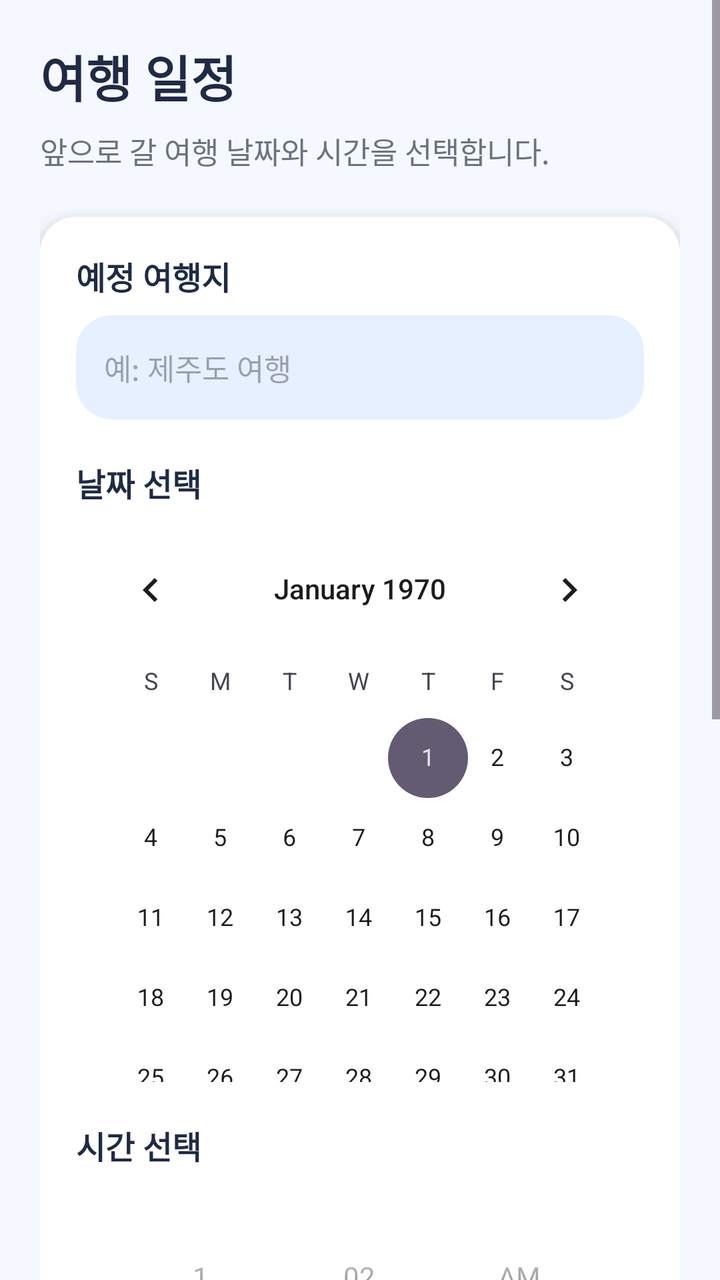
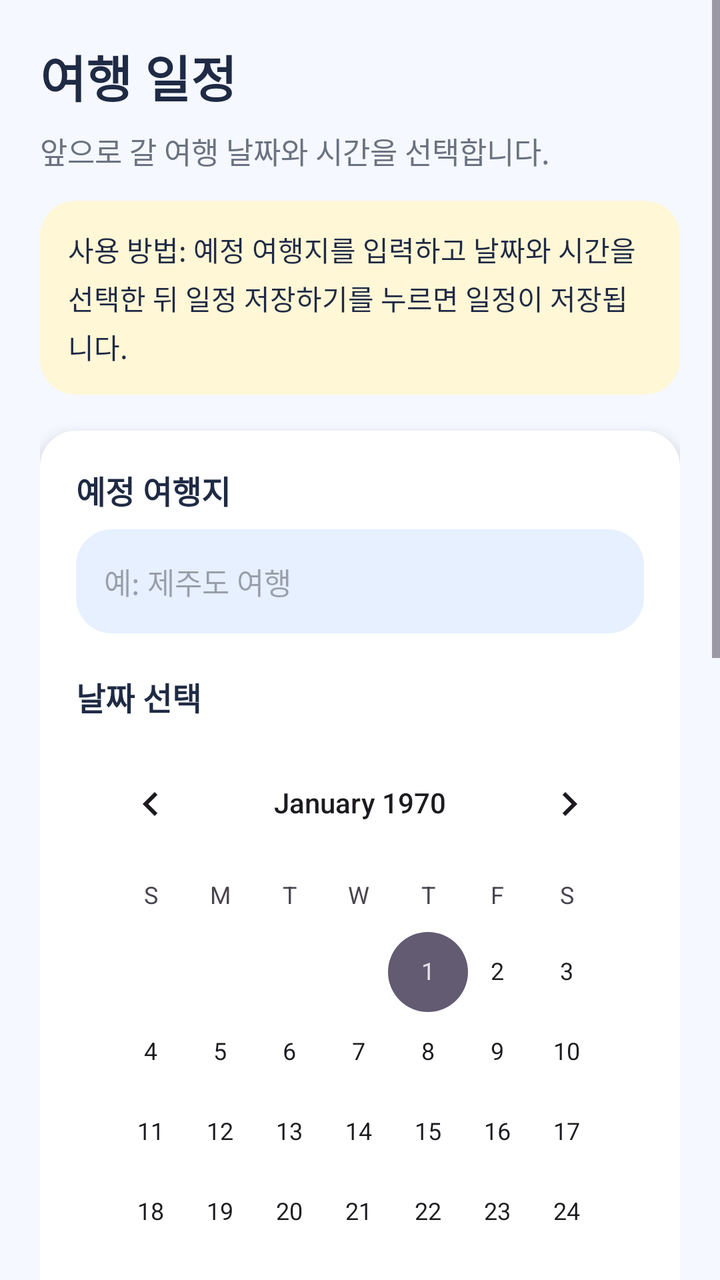

Screens rendered from an Android XML layout before and after an edit, with the pre-edit source and the edit as a unified diff.
<!-- AndroidManifest.xml: application theme Theme.TravelRecordApp -->
<!-- res/layout/fragment_schedule.xml -->
<?xml version="1.0" encoding="utf-8"?>
<ScrollView xmlns:android="http://schemas.android.com/apk/res/android"
    android:layout_width="match_parent"
    android:layout_height="match_parent"
    android:background="@color/travel_bg"
    android:fillViewport="true">

    <LinearLayout
        android:layout_width="match_parent"
        android:layout_height="wrap_content"
        android:orientation="vertical"
        android:paddingStart="20dp"
        android:paddingTop="20dp"
        android:paddingEnd="20dp"
        android:paddingBottom="110dp">

        <TextView
            android:layout_width="match_parent"
            android:layout_height="wrap_content"
            android:text="여행 일정"
            android:textColor="@color/travel_dark"
            android:textSize="25sp"
            android:textStyle="bold" />

        <TextView
            android:layout_width="match_parent"
            android:layout_height="wrap_content"
            android:layout_marginTop="8dp"
            android:text="앞으로 갈 여행 날짜와 시간을 선택합니다."
            android:textColor="@color/travel_gray"
            android:textSize="15sp" />

        <LinearLayout
            android:layout_width="match_parent"
            android:layout_height="wrap_content"
            android:layout_marginTop="22dp"
            android:background="@drawable/bg_card_white"
            android:elevation="4dp"
            android:orientation="vertical"
            android:padding="18dp">

            <TextView
                android:layout_width="match_parent"
                android:layout_height="wrap_content"
                android:text="예정 여행지"
                android:textColor="@color/travel_dark"
                android:textSize="16sp"
                android:textStyle="bold" />

            <EditText
                android:id="@+id/etSchedulePlace"
                android:layout_width="match_parent"
                android:layout_height="52dp"
                android:layout_marginTop="8dp"
                android:background="@drawable/bg_card_blue"
                android:hint="예: 제주도 여행"
                android:inputType="text"
                android:paddingStart="14dp"
                android:paddingEnd="14dp"
                android:textColor="@color/travel_dark"
                android:textSize="15sp" />

            <TextView
                android:layout_width="match_parent"
                android:layout_height="wrap_content"
                android:layout_marginTop="20dp"
                android:text="날짜 선택"
                android:textColor="@color/travel_dark"
                android:textSize="16sp"
                android:textStyle="bold" />

            <CalendarView
                android:id="@+id/calendarSchedule"
                android:layout_width="match_parent"
                android:layout_height="280dp"
                android:layout_marginTop="8dp" />

            <TextView
                android:layout_width="match_parent"
                android:layout_height="wrap_content"
                android:layout_marginTop="20dp"
                android:text="시간 선택"
                android:textColor="@color/travel_dark"
                android:textSize="16sp"
                android:textStyle="bold" />

            <TimePicker
                android:id="@+id/timePickerSchedule"
                android:layout_width="match_parent"
                android:layout_height="wrap_content"
                android:layout_marginTop="8dp"
                android:timePickerMode="spinner" />

            <TextView
                android:id="@+id/tvSelectedSchedule"
                android:layout_width="match_parent"
                android:layout_height="wrap_content"
                android:layout_marginTop="18dp"
                android:background="@drawable/bg_card_yellow"
                android:lineSpacingExtra="4dp"
                android:padding="14dp"
                android:text="선택된 일정이 없습니다."
                android:textColor="@color/travel_dark"
                android:textSize="15sp" />

        </LinearLayout>

        <Button
            android:id="@+id/btnSaveSchedule"
            android:layout_width="match_parent"
            android:layout_height="54dp"
            android:layout_marginTop="20dp"
            android:background="@drawable/bg_primary_button"
            android:text="일정 저장하기"
            android:textAllCaps="false"
            android:textColor="@color/white"
            android:textSize="16sp"
            android:textStyle="bold" />

        <Button
            android:id="@+id/btnClearSchedule"
            android:layout_width="match_parent"
            android:layout_height="54dp"
            android:layout_marginTop="10dp"
            android:backgroundTint="@color/nav_unselected"
            android:text="일정 초기화"
            android:textAllCaps="false"
            android:textColor="@color/travel_dark"
            android:textSize="16sp" />

    </LinearLayout>

</ScrollView>
<!-- resources referenced by this layout -->
<resources>
  <color name="nav_unselected">#EEF2F7</color>
  <color name="travel_bg">#F5F8FF</color>
  <color name="travel_dark">#1F2A44</color>
  <color name="travel_gray">#6B7280</color>
  <color name="white">#FFFFFFFF</color>
  <!-- drawable bg_card_blue (drawable) -->
  <?xml version="1.0" encoding="utf-8"?>
  <shape xmlns:android="http://schemas.android.com/apk/res/android">
      <solid android:color="@color/card_blue" />
      <corners android:radius="18dp" />
  </shape>
  <!-- drawable bg_card_white (drawable) -->
  <?xml version="1.0" encoding="utf-8"?>
  <shape xmlns:android="http://schemas.android.com/apk/res/android">
      <solid android:color="@color/white" />
      <corners android:radius="18dp" />
  </shape>
  <!-- drawable bg_card_yellow (drawable) -->
  <?xml version="1.0" encoding="utf-8"?>
  <shape xmlns:android="http://schemas.android.com/apk/res/android">
      <solid android:color="@color/card_yellow" />
      <corners android:radius="18dp" />
  </shape>
  <!-- drawable bg_primary_button (drawable) -->
  <?xml version="1.0" encoding="utf-8"?>
  <shape xmlns:android="http://schemas.android.com/apk/res/android">
      <solid android:color="@color/travel_blue" />
      <corners android:radius="18dp" />
  </shape>
  <style name="Theme.TravelRecordApp" parent="Base.Theme.TravelRecordApp" />
  <color name="card_blue">#E6F0FF</color>
  <color name="card_yellow">#FFF7D6</color>
  <color name="travel_blue">#4C8DFF</color>
  <style name="Base.Theme.TravelRecordApp" parent="Theme.Material3.DayNight.NoActionBar">
          
          
      </style>
</resources>

<!-- the commit's change to res/layout/fragment_schedule.xml (unified diff, before → after) -->
@@ -30,10 +30,21 @@
             android:textColor="@color/travel_gray"
             android:textSize="15sp" />
 
+        <TextView
+            android:layout_width="match_parent"
+            android:layout_height="wrap_content"
+            android:layout_marginTop="14dp"
+            android:background="@drawable/bg_card_yellow"
+            android:lineSpacingExtra="4dp"
+            android:padding="14dp"
+            android:text="사용 방법: 예정 여행지를 입력하고 날짜와 시간을 선택한 뒤 일정 저장하기를 누르면 일정이 저장됩니다."
+            android:textColor="@color/travel_dark"
+            android:textSize="14sp" />
+
         <LinearLayout
             android:layout_width="match_parent"
             android:layout_height="wrap_content"
-            android:layout_marginTop="22dp"
+            android:layout_marginTop="18dp"
             android:background="@drawable/bg_card_white"
             android:elevation="4dp"
             android:orientation="vertical"
